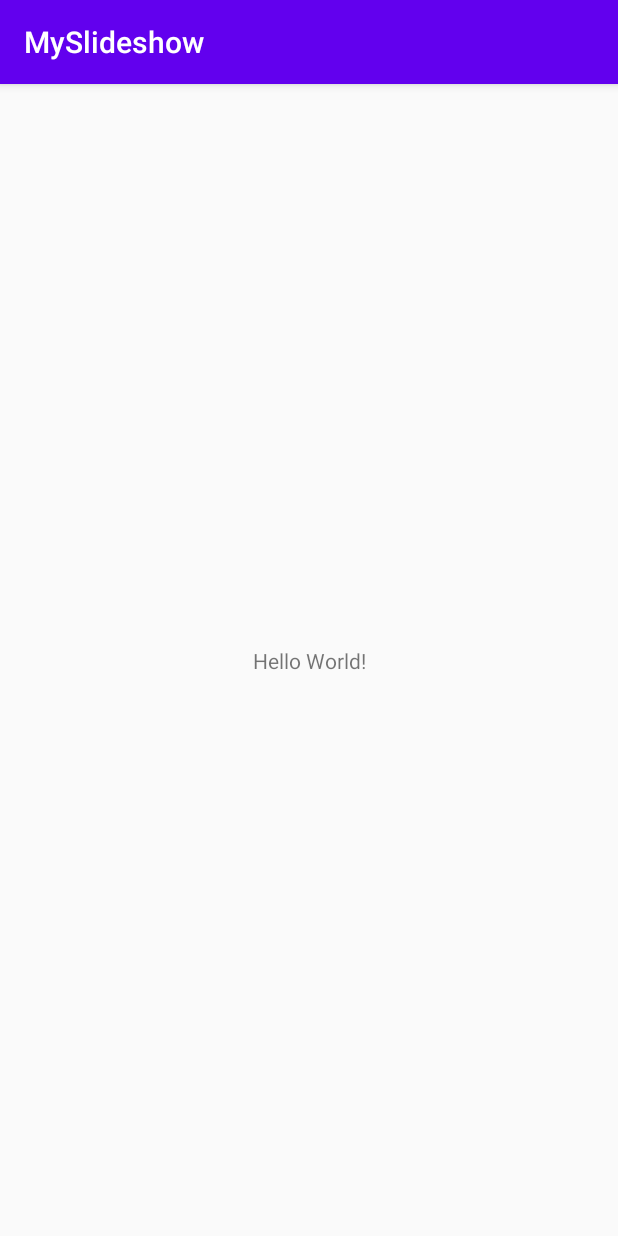
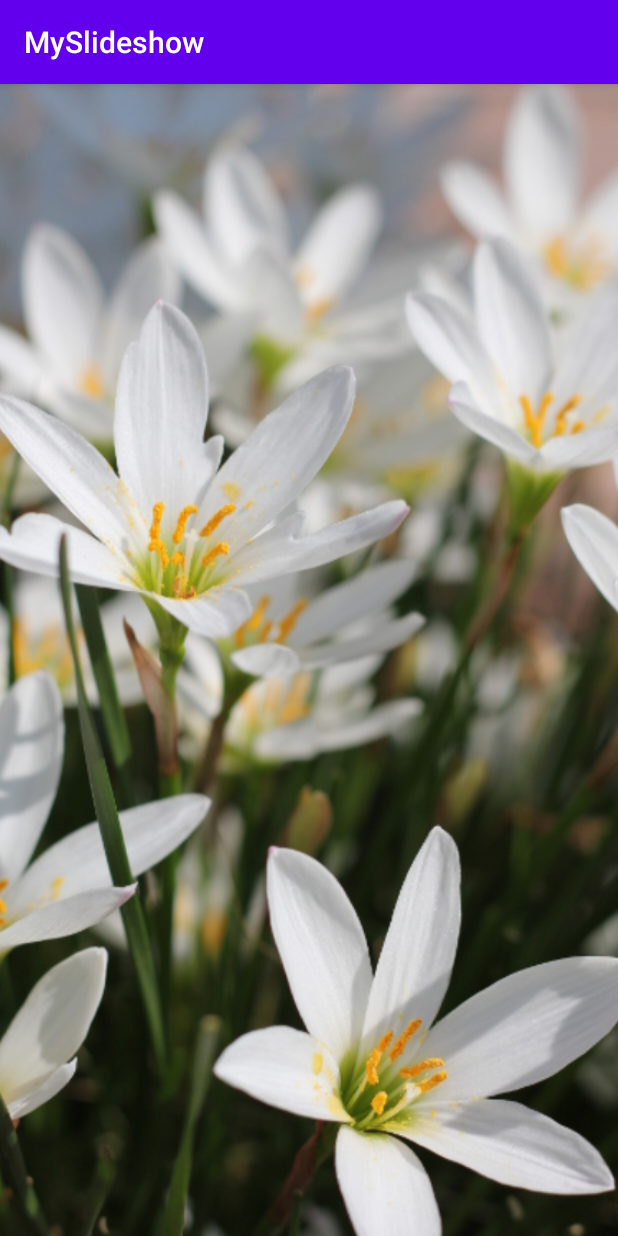
Before and after one commit to LeonhardThird/MySlideshow, an Android app: the screen it shows after launch (MainActivity), on a phone screen of 412 x 824 dp. Run offline under Robolectric (Android 15) with nearby library versions, the phone set to English and light mode, and no system bars.

Commit message:
8-4; ViewPagerを使う

```diff
--- a/app/src/main/java/com/example/myslideshow/MainActivity.kt
+++ b/app/src/main/java/com/example/myslideshow/MainActivity.kt
@@ -2,11 +2,34 @@ package com.example.myslideshow
 
 import androidx.appcompat.app.AppCompatActivity
 import android.os.Bundle
+import androidx.fragment.app.Fragment
+import androidx.fragment.app.FragmentManager
+import androidx.fragment.app.FragmentPagerAdapter
+import kotlinx.android.synthetic.main.activity_main.*
 
 class MainActivity : AppCompatActivity() {
+
+    class MyAdapter(fm: FragmentManager) : FragmentPagerAdapter(fm) {
+        private val resources = listOf(
+            R.drawable.slide00, R.drawable.slide01,
+            R.drawable.slide02, R.drawable.slide03,
+            R.drawable.slide04, R.drawable.slide05,
+            R.drawable.slide06, R.drawable.slide07,
+            R.drawable.slide08, R.drawable.slide09
+        )
+
+        override fun getCount(): Int {
+            return resources.size
+        }
+
+        override fun getItem(position: Int): Fragment {
+            return ImageFragment.newInstance(resources[position])
+        }
+    }
 
     override fun onCreate(savedInstanceState: Bundle?) {
         super.onCreate(savedInstanceState)
         setContentView(R.layout.activity_main)
+        pager.adapter = MyAdapter(supportFragmentManager)
     }
 }
--- a/app/src/main/res/layout/activity_main.xml
+++ b/app/src/main/res/layout/activity_main.xml
@@ -6,13 +6,12 @@
     android:layout_height="match_parent"
     tools:context=".MainActivity">
 
-    <TextView
-        android:layout_width="wrap_content"
-        android:layout_height="wrap_content"
-        android:text="Hello World!"
+    <androidx.viewpager.widget.ViewPager
+        android:id="@+id/pager"
+        android:layout_width="0dp"
+        android:layout_height="0dp"
         app:layout_constraintBottom_toBottomOf="parent"
-        app:layout_constraintLeft_toLeftOf="parent"
-        app:layout_constraintRight_toRightOf="parent"
+        app:layout_constraintEnd_toEndOf="parent"
+        app:layout_constraintStart_toStartOf="parent"
         app:layout_constraintTop_toTopOf="parent" />
-
 </androidx.constraintlayout.widget.ConstraintLayout>
```
